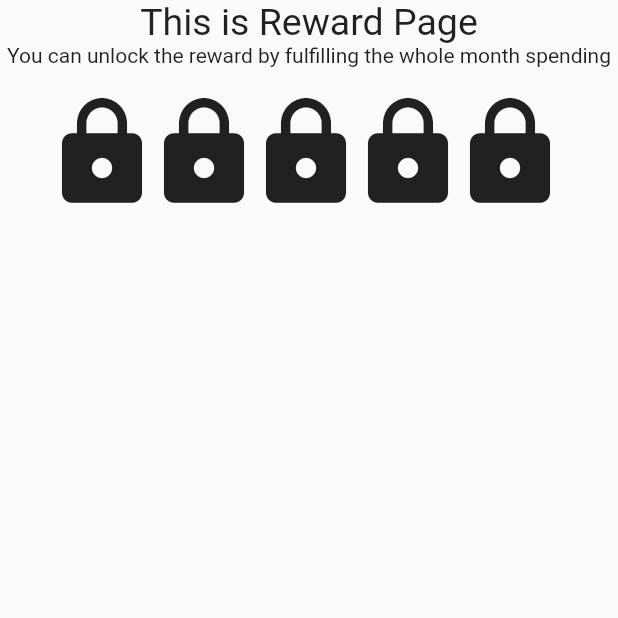
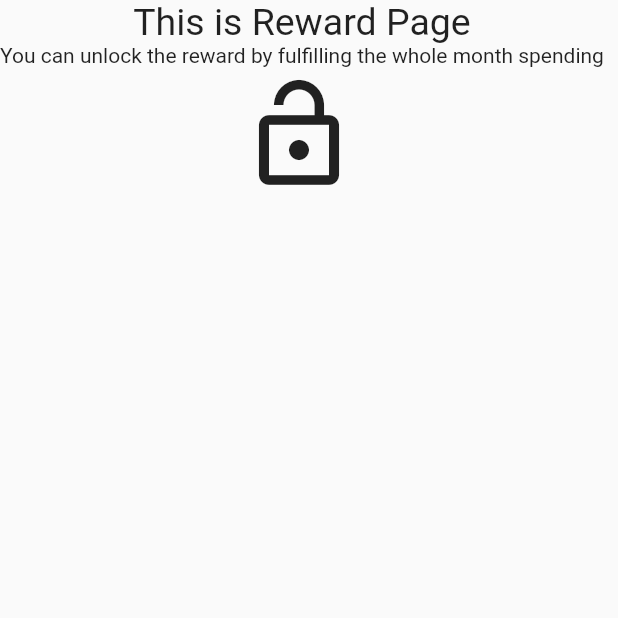
Before and after one commit to saiyidah144/exp_tracker, a Flutter app: the RewardWidget screen opened directly, after a tap on the "lock" icon, on a phone screen of 412 x 824 dp, the top half of it. Run offline on Flutter 3.47's test engine with Material 2 defaults, Android fonts, the phone set to English and light mode, and no system bars; our stand-ins replace auto_size_text, cloud_firestore, firebase_auth, flutter_spinkit; missing offline and left inert: date_range_picker, pattern_formatter; accounts and stored records are empty.

Commit message:
Change State Lock Reward to Unlock Reward

```diff
--- a/lib/reward_view.dart
+++ b/lib/reward_view.dart
@@ -18,7 +18,16 @@ class RewardView extends StatelessWidget {
   }
 }
 
-class RewardWidget extends StatelessWidget {
+class RewardWidget extends StatefulWidget {
+  @override
+  _RewardWidgetState createState() => _RewardWidgetState();
+}
+
+class _RewardWidgetState extends State<RewardWidget> {
+  bool _isRewardOn = false;
+  Icon RewardOff = Icon(Icons.lock, size: 80,);
+  Icon RewardOn = Icon(Icons.lock_open, size: 80,);
+
   @override
   Widget build(BuildContext context) {
     return  new Scaffold(
@@ -38,14 +47,15 @@ class RewardWidget extends StatelessWidget {
           Container(
              child: Padding(
                padding: const EdgeInsets.only(top: 5.0, bottom: 100.0, right: 4.0),
-               child: Row(
-                 children: <Widget>[
-                   Lock(),
-                   Lock(),
-                   Lock(),
-                   Lock(),
-                   Lock(),
-                 ],
+               child: GestureDetector(
+                   child: Container(
+                       child: _isRewardOn ? RewardOn : RewardOff),
+                   onTap: () {
+                     setState(() {
+                       _isRewardOn = !_isRewardOn;
+                     });
+                   },
+
                ),
              ),
       ),
@@ -62,22 +72,5 @@ class RewardWidget extends StatelessWidget {
 
   }
 
+
 }
-
-class Lock extends StatelessWidget {
-
-
-  @override
-  Widget build(BuildContext context) {
-    return Padding(
-      padding: const EdgeInsets.only(top: 4.0, bottom: 100.0, left: 20.0),
-      child: IconButton(
-        icon: Icon(Icons.lock, size: 80,),
-        onPressed: () {
-          Icon(Icons.lock_open);
-        },
-      ),
-
-    );
-  }
-}
```
